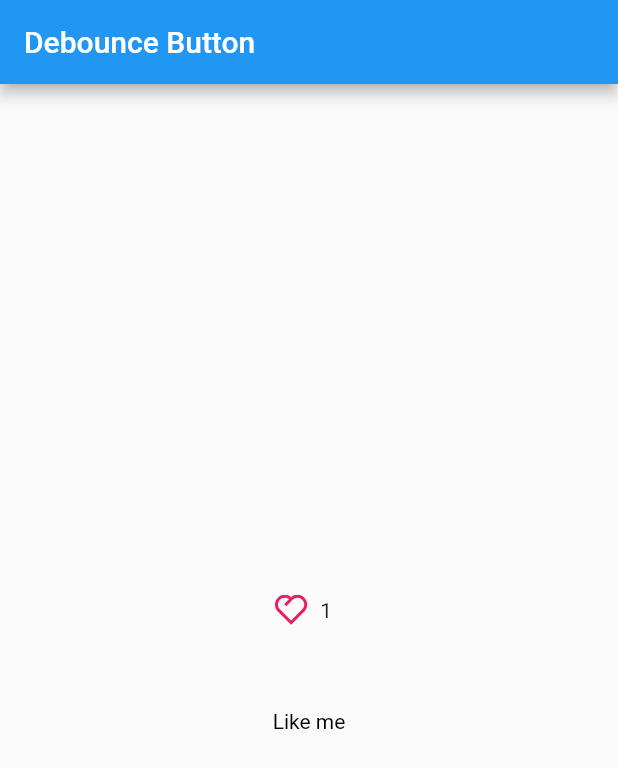
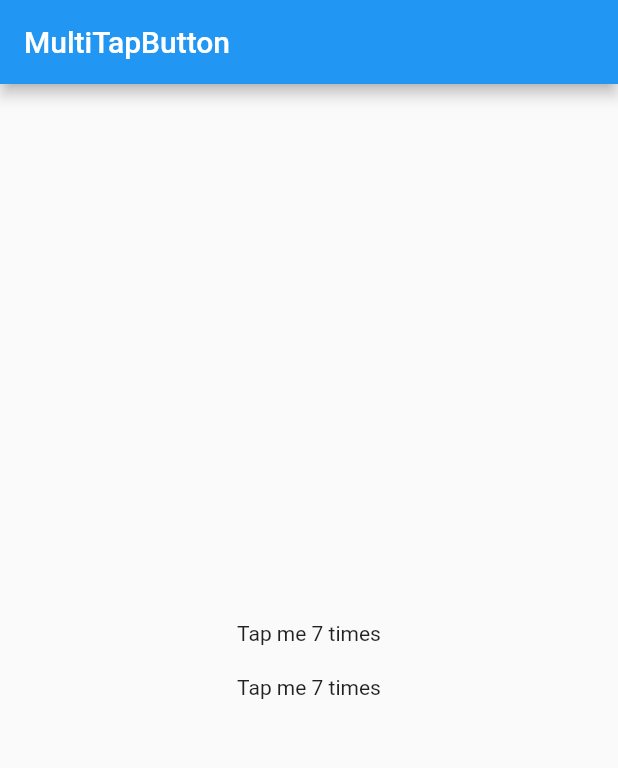
Before and after one commit to AndrewPiterov/speed_up_flutter, a Flutter app: the screen it shows after launch, on a phone screen of 412 x 824 dp. Shown: the top 768 px of the screen. Run offline on Flutter 3.47's test engine with Material 2 defaults, Android fonts, the phone set to English and light mode, and no system bars; our stand-ins replace equatable, flutter_svg, rxdart; missing offline and left inert: speed_up.

Commit message:
[Add] MultiTap Button

```diff
--- a/example/lib/app.dart
+++ b/example/lib/app.dart
@@ -1,4 +1,4 @@
-import 'package:example/pages/debounce_button_page.dart';
+import 'package:example/pages/multi_tap_button.dart';
 import 'package:flutter/material.dart';
 
 class MyApp extends StatelessWidget {
@@ -10,7 +10,7 @@ class MyApp extends StatelessWidget {
         primarySwatch: Colors.blue,
       ),
       home:
-          const DebounceButtonPage(), // ReadMore(),  const MyHomePage(title: 'Flutter Demo Home Page'),
+          const MultiTapButtonPage(), // DebounceButtonPage(), // ReadMore(),  const MyHomePage(title: 'Flutter Demo Home Page'),
     );
   }
 }
--- /dev/null
+++ b/example/lib/pages/multi_tap_button.dart
@@ -0,0 +1,51 @@
+import 'package:flutter/material.dart';
+import 'package:speed_up_flutter/speed_up_flutter.dart';
+
+class MultiTapButtonPage extends StatelessWidget {
+  const MultiTapButtonPage({Key? key}) : super(key: key);
+
+  @override
+  Widget build(BuildContext context) {
+    return Scaffold(
+      appBar: AppBar(
+        title: const Text('MultiTapButton'),
+      ),
+      body: Column(
+        mainAxisAlignment: MainAxisAlignment.center,
+        children: [
+          Center(
+            child: MultiTapButton.gestureDetector(
+              onTap: () {
+                print(' 🚀 DO SOMETHING');
+              },
+              child: Container(
+                // decoration: BoxDecoration(
+                //   color: Colors.blue,
+                //   borderRadius: BorderRadius.circular(8),
+                // ),
+                // padding: const EdgeInsets.all(20),
+                child: const Text('Tap me 7 times'),
+              ),
+            ),
+          ),
+          20.h,
+          Center(
+            child: MultiTapButton.inkWell(
+              onTap: () {
+                print(' 🚀 DO SOMETHING');
+              },
+              child: Container(
+                // decoration: BoxDecoration(
+                //   color: Colors.blue,
+                //   borderRadius: BorderRadius.circular(8),
+                // ),
+                // padding: const EdgeInsets.all(20),
+                child: const Text('Tap me 7 times'),
+              ),
+            ),
+          ),
+        ],
+      ),
+    );
+  }
+}
--- a/lib/src/buttons/buttons.dart
+++ b/lib/src/buttons/buttons.dart
@@ -1,2 +1,3 @@
 export 'debounced_button.dart';
 export 'like_toggle_button.dart';
+export 'multi_tap_button.dart';
--- /dev/null
+++ b/lib/src/buttons/multi_tap_button.dart
@@ -0,0 +1,99 @@
+import 'dart:developer';
+
+import 'package:flutter/material.dart';
+
+/// A button that can track tap count in period of time to execute the action.
+class MultiTapButton extends StatefulWidget {
+  /// Creates a new [MultiTapButton].
+  const MultiTapButton({
+    required this.onTap,
+    required this.child,
+    this.duration = const Duration(milliseconds: 500),
+    this.requiredTaps = 7,
+    this.inkWell = false,
+    Key? key,
+  }) : super(key: key);
+
+  final VoidCallback onTap;
+  final Widget child;
+  final int requiredTaps;
+  final Duration duration;
+  final bool inkWell;
+
+  @override
+  State<MultiTapButton> createState() => _MultiTapButtonState();
+
+  factory MultiTapButton.inkWell({
+    required VoidCallback onTap,
+    required Widget child,
+    int requiredTaps = 7,
+    Duration duration = const Duration(milliseconds: 500),
+    Key? key,
+  }) {
+    return MultiTapButton(
+      onTap: onTap,
+      requiredTaps: requiredTaps,
+      duration: duration,
+      key: key,
+      child: child,
+    );
+  }
+
+  factory MultiTapButton.gestureDetector({
+    required VoidCallback onTap,
+    required Widget child,
+    int requiredTaps = 7,
+    Duration duration = const Duration(milliseconds: 500),
+    Key? key,
+  }) {
+    return MultiTapButton(
+      onTap: onTap,
+      requiredTaps: requiredTaps,
+      duration: duration,
+      key: key,
+      inkWell: true,
+      child: child,
+    );
+  }
+}
+
+class _MultiTapButtonState extends State<MultiTapButton> {
+  int lastTap = DateTime.now().millisecondsSinceEpoch;
+  int consecutiveTaps = 0;
+
+  @override
+  Widget build(BuildContext context) {
+    return widget.inkWell
+        ? InkWell(
+            onTap: () {
+              _onTap();
+            },
+            child: widget.child,
+          )
+        : GestureDetector(
+            onTap: () {
+              _onTap();
+            },
+            child: widget.child,
+          );
+  }
+
+  void _onTap() {
+    final now = DateTime.now().millisecondsSinceEpoch;
+    final diff = now - lastTap;
+    if (diff < widget.duration.inMilliseconds) {
+      consecutiveTaps++;
+      log(
+        'taps = $consecutiveTaps/${widget.requiredTaps}',
+        name: 'MultiTapButton',
+      );
+      if (consecutiveTaps >= widget.requiredTaps) {
+        consecutiveTaps = 0;
+        widget.onTap();
+      }
+    } else {
+      consecutiveTaps = 1;
+    }
+    lastTap = now;
+  }
+}
```
Also changed, not shown: pubspec.yaml (+4 -4 lines), example/pubspec.lock, pubspec.lock, 3 other files.
